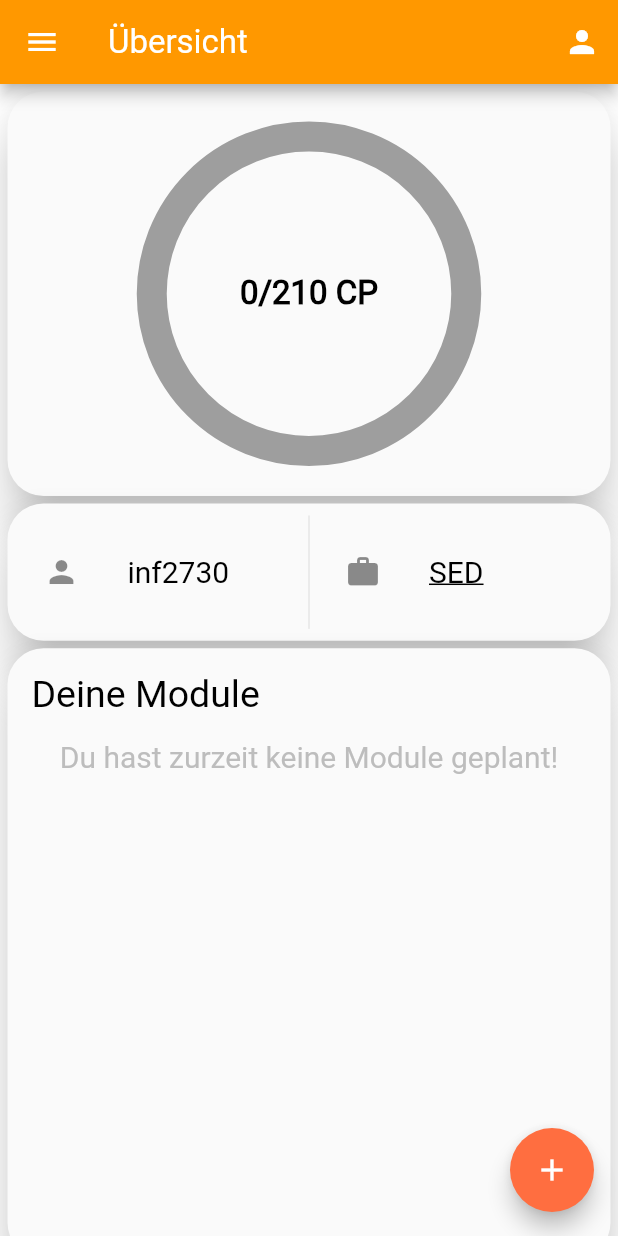
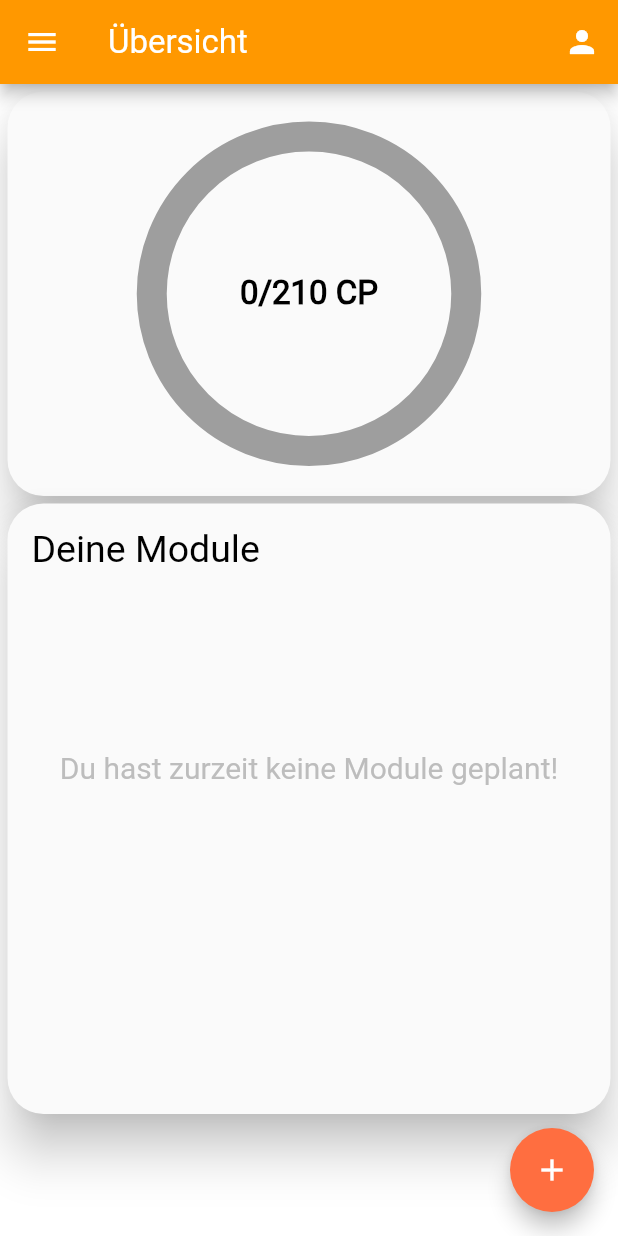
Before and after one commit to AlfredTachi/MyStudyBuddy2020, a Flutter app: the screen it shows after launch, on a phone screen of 412 x 824 dp. Run offline on Flutter 3.47's test engine with Material 2 defaults, Android fonts, the phone set to English and light mode, and no system bars; our stand-ins replace percent_indicator, photo_view, smooth_star_rating, webview_flutter; missing offline and left inert: flutter_plugin_pdf_viewer.

Commit message:
changes in studyprogress, removed person details from dashboard

```diff
--- a/lib/dashboard/module_selection/staggered_view_module_selection/staggered_view_module_selection.dart
+++ b/lib/dashboard/module_selection/staggered_view_module_selection/staggered_view_module_selection.dart
@@ -1,4 +1,4 @@
-import 'package:MyStudyBuddy2/singleton/module_controller.dart';
+import 'package:MyStudyBuddy2/singleton/module_module_selection_controller.dart';
 import 'package:flutter/material.dart';
 
 class StaggeredView extends StatefulWidget {
--- a/lib/dashboard/staggered_view_dashboard/staggered_view_dashboard.dart
+++ b/lib/dashboard/staggered_view_dashboard/staggered_view_dashboard.dart
@@ -1,4 +1,4 @@
-import 'package:MyStudyBuddy2/singleton/module_controller.dart';
+import 'package:MyStudyBuddy2/singleton/module_module_selection_controller.dart';
 import 'package:flutter_staggered_grid_view/flutter_staggered_grid_view.dart';
 import 'package:flutter/material.dart';
 import '../progress_bar/progress_bar.dart';
@@ -11,46 +11,13 @@ Widget progress(Widget progressBar) {
   );
 }
 
-Widget persondetails(IconData icon, String infnumber, IconData icontwo,
-    String special, BuildContext context) {
-  return Material(
-      elevation: 14.0,
-      borderRadius: BorderRadius.circular(24.0),
-      child: Padding(
-        padding: EdgeInsets.all(8),
-        child: Row(
-          children: <Widget>[
-            Expanded(
-                child: ListTile(
-              leading: Icon(icon),
-              title: Text('inf2730'),
-            )),
-            VerticalDivider(),
-            Expanded(
-              child: GestureDetector(
-                  onTap: () {
-                    Navigator.pushNamed(context, '/qspinfo');
-                  },
-                  child: ListTile(
-                    leading: Icon(icontwo),
-                    title: Text(
-                      special,
-                      style: TextStyle(decoration: TextDecoration.underline),
-                    ),
-                  )),
-            )
-          ],
-        ),
-      ));
-}
-
 Widget module() {
   return Material(
     elevation: 14.0,
     borderRadius: BorderRadius.circular(24.0),
     child: SingleChildScrollView(
       child: Column(
-        mainAxisAlignment: MainAxisAlignment.start,
+        mainAxisAlignment: MainAxisAlignment.center,
         children: <Widget>[
           Row(
             children: <Widget>[
@@ -61,11 +28,14 @@ Widget module() {
             ],
           ),
           (ModuleController().getSelectedModules().length == 0)
-              ? Center(
+              ? Container(
+                  child: Align(
+                      heightFactor: 10,
+                      child: FittedBox(
                           child: Text(
                         "Du hast zurzeit keine Module geplant!",
                         style: TextStyle(color: Colors.grey[400]),
-                ))
+                      ))))
               : Container(
                   padding: EdgeInsets.only(left: 5, right: 5),
                   alignment: Alignment.topLeft,
@@ -113,18 +83,12 @@ class _StaggeredViewState extends State<StaggeredView> {
                 child: ProgressBar(_creditPoints, _maxCreditPoints))),
           ),
           Padding(
-            padding: const EdgeInsets.only(left: 5, right: 5),
-            child: persondetails(
-                Icons.person, "inf2730", Icons.work, "SED", context),
-          ),
-          Padding(
             padding: const EdgeInsets.only(left: 5, right: 5, bottom: 5),
             child: module(),
           ),
         ],
         staggeredTiles: [
           StaggeredTile.extent(2, screenHeight / 3),
-          StaggeredTile.extent(2, screenHeight / 9),
           StaggeredTile.extent(2, screenHeight / 2),
         ],
       ),
--- a/lib/model/module_module_selection.dart
+++ b/lib/model/module_module_selection.dart
@@ -1,4 +1,4 @@
-import 'package:MyStudyBuddy2/singleton/module_controller.dart';
+import 'package:MyStudyBuddy2/singleton/module_module_selection_controller.dart';
 import 'package:flutter/material.dart';
 
 class Module {
@@ -9,7 +9,6 @@ class Module {
   Module(
     this.id,
     this.title,
-    // Function myModules
   );
 
   Widget module() {
@@ -23,6 +22,7 @@ class Module {
             borderRadius: new BorderRadius.circular(15.0),
           ),
           color: Color(0xFF013D62),
+          splashColor: Colors.orange,
           onPressed: () {
             if (_isSelected) {
               ///Open Alert Dialog
--- /dev/null
+++ b/lib/singleton/module_studyprogress_controller.dart
@@ -0,0 +1,48 @@
+import 'package:MyStudyBuddy2/model/module_studyprogress.dart';
+import 'package:flutter/cupertino.dart';
+
+class ModuleController {
+  static final ModuleController _instance = ModuleController._internal();
+  static List<Module> _selectedModules = new List<Module>();
+  static List<Module> _allModules = _generateModules();
+
+  ModuleController._internal();
+
+  factory ModuleController() => _instance;
+
+  //Getter
+
+  List<Module> getSelectedModules() => _selectedModules;
+  List<Module> getAllModules() => _allModules;
+
+  //Returns all Widgets from _selectedModules
+  List<Widget> getSelectedModulesWidgets() {
+    List<Widget> _widgets = new List<Widget>();
+    for (int i = 0; i < _selectedModules.length; i++) {
+      _widgets.add(_selectedModules[i].module());
+    }
+    return _widgets;
+  }
+
+  //Returns all Widgets from _allModules
+  List<Widget> getAllModulesWidgets() {
+    List<Widget> _widgets = new List<Widget>();
+    for (int i = 0; i < _allModules.length; i++) {
+      _widgets.add(_allModules[i].module());
+    }
+    return _widgets;
+  }
+
+  //Setter
+  void addModule(Module _module) {
+    _selectedModules.add(_module);
+  }
+
+  static List<Module> _generateModules() {
+    List<Module> _modules = new List<Module>();
+    for (int i = 1; i <= 7; i++) {
+      _modules.add(Module(i, (i.toString() + ". M").toString()));
+    }
+    return _modules;
+  }
+}
```
Also changed, not shown: lib/model/module_module_studyprogress.dart (deleted, +0 -40 lines), lib/model/module_studyprogress.dart (added, +52 -0 lines), lib/studyprogress/staggered_view_studyprogress/staggered_view_studyprogress.dart (+52 -102 lines), lib/singleton/module_module_selection_controller.dart (renamed from lib/singleton/module_controller.dart). Lines whose indentation alone changed are shown as unchanged.
